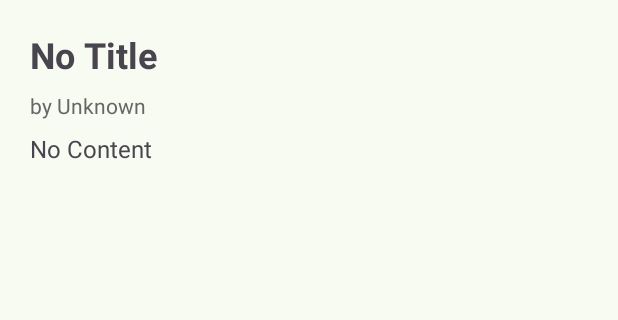
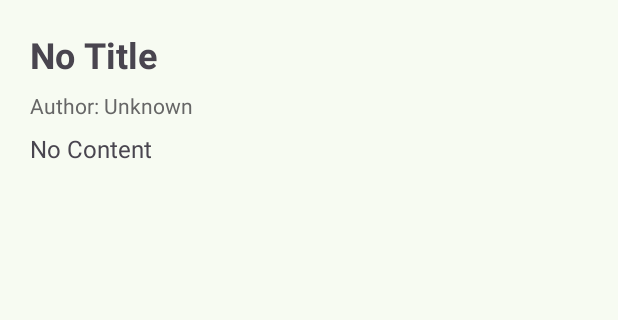
Before and after one commit to Iamank-it/DoggieDon, an Android app: the BlogDetailActivity screen opened directly, with no data from a screen before it, on a phone screen of 412 x 824 dp, the part 81-401 px from its top. Run offline under Robolectric (Android 15) with nearby library versions, the phone set to English and light mode, and no system bars; Roboto replaces fonts that are not available here.

Commit message:
fixed text overlap

```diff
--- a/app/src/main/java/com/example/doggiedon/activity/BlogDetailActivity.kt
+++ b/app/src/main/java/com/example/doggiedon/activity/BlogDetailActivity.kt
@@ -24,7 +24,7 @@ class BlogDetailActivity : AppCompatActivity() {
 
         // Set views
         textHeading.text = heading
-        textAuthor.text = "by $author"
+        textAuthor.text = getString(R.string.blog_detail_username,author)
         textDate.text = date
         textPost.text = post
 
--- a/app/src/main/java/com/example/doggiedon/activity/UserBlogActivity.kt
+++ b/app/src/main/java/com/example/doggiedon/activity/UserBlogActivity.kt
@@ -1,5 +1,6 @@
 package com.example.doggiedon.activity
 
+import android.annotation.SuppressLint
 import android.os.Bundle
 import android.view.View
 import android.widget.TextView
@@ -40,6 +41,7 @@ class UserBlogsActivity : AppCompatActivity() {
         fetchUserBlogs()
     }
 
+    @SuppressLint("NotifyDataSetChanged")
     private fun fetchUserBlogs() {
         swipeRefreshLayout.isRefreshing = true
 
--- a/app/src/main/res/layout/blog_item.xml
+++ b/app/src/main/res/layout/blog_item.xml
@@ -19,7 +19,7 @@
 
         <TextView
             android:id="@+id/cardHeading"
-            android:layout_width="220dp"
+            android:layout_width="0dp"
             android:layout_height="wrap_content"
             android:layout_marginStart="9dp"
             android:layout_marginTop="13dp"
@@ -29,7 +29,9 @@
             android:textColor="@color/blue"
             android:textSize="16sp"
             app:layout_constraintStart_toStartOf="parent"
-            app:layout_constraintTop_toTopOf="parent" />
+            app:layout_constraintTop_toTopOf="parent"
+            app:layout_constraintEnd_toStartOf="@+id/cardView"/>
+
 
         <androidx.cardview.widget.CardView
             android:id="@+id/cardView"
--- a/app/src/main/res/values/strings.xml
+++ b/app/src/main/res/values/strings.xml
@@ -11,4 +11,5 @@
     <string name="account_metadata">Created on: %1$s&#10;\n\n\nLast sign-in: %2$s</string>
     <string name="blog_count_display">Blogs Posted: %1$d</string>
     <string name="no_user_blogs">This user has not posted any blogs yet.</string>
+    <string name="blog_detail_username">Author: %1$s</string>
 </resources>
--- a/gradle.properties
+++ b/gradle.properties
@@ -21,3 +21,4 @@ kotlin.code.style=official
 # resources declared in the library itself and none from the library's dependencies,
 # thereby reducing the size of the R class for that library
 android.nonTransitiveRClass=true
+org.gradle.configuration-cache=true
```
